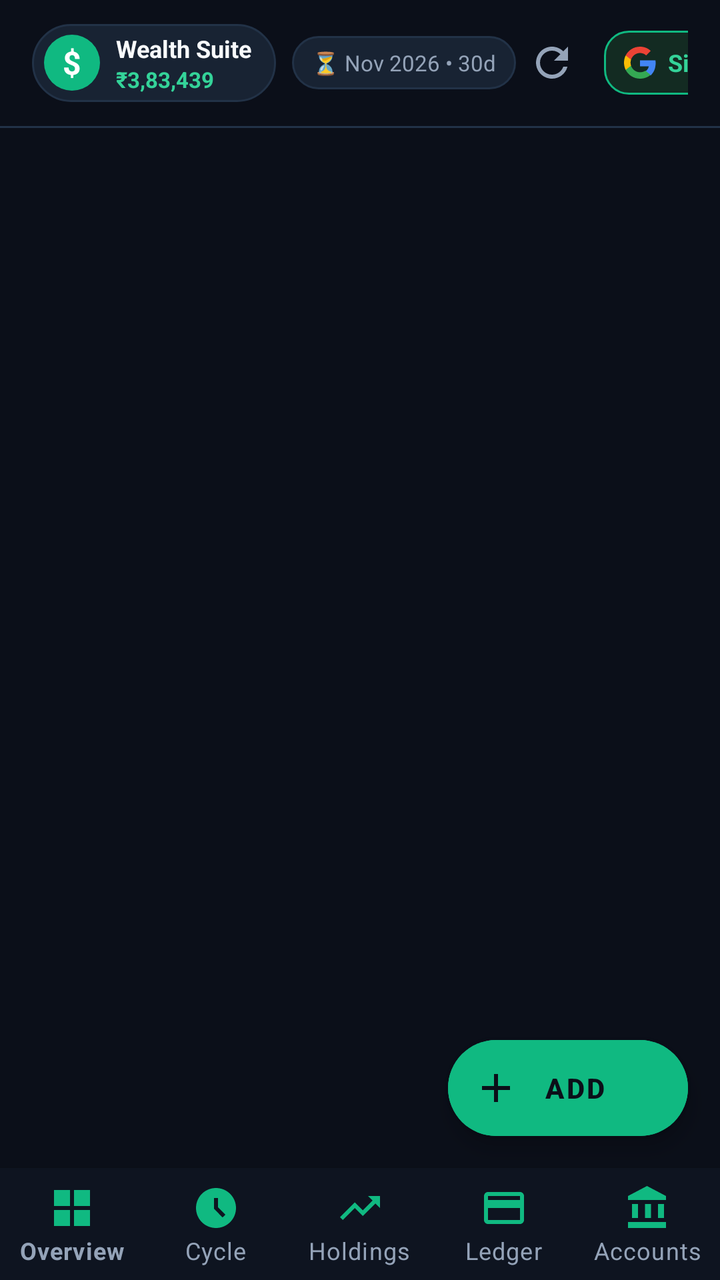
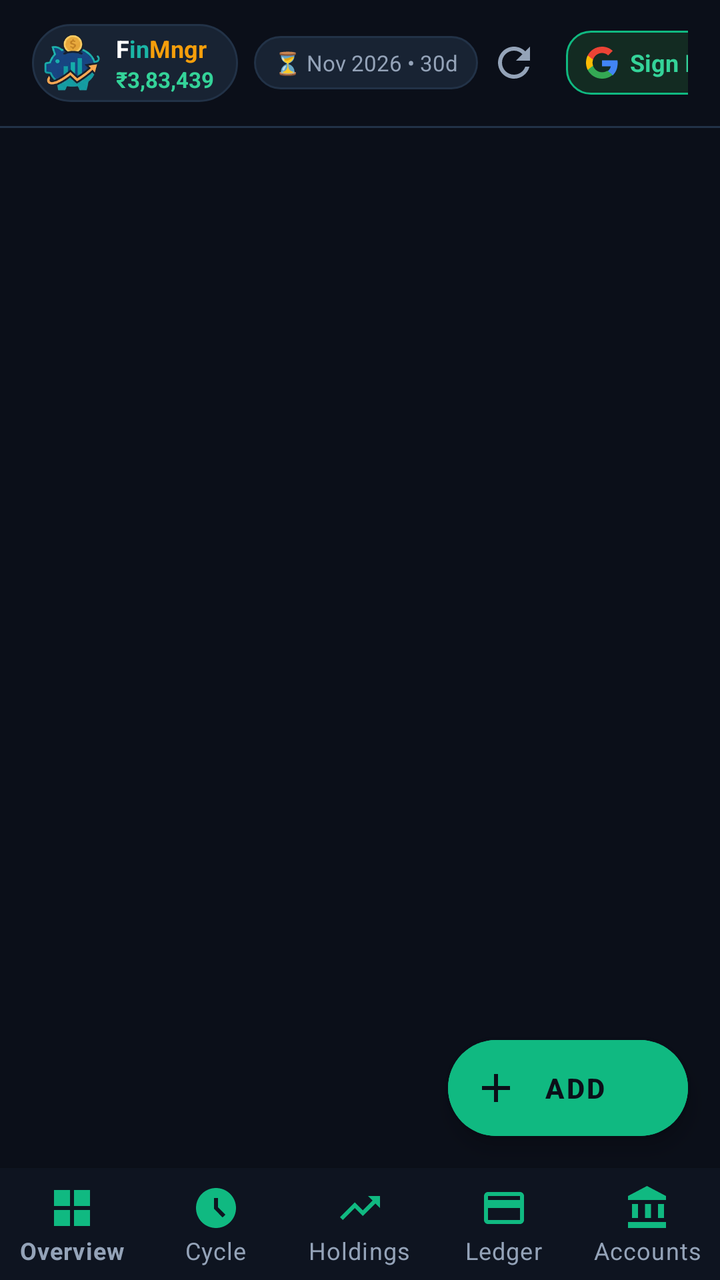

Two renders of the same Android screen: before a commit and after it. Below are the layout's source before the change and the commit's diff.
<!-- AndroidManifest.xml: activity theme AppTheme.NoActionBarLaunch -->
<!-- res/layout/activity_main.xml -->
<?xml version="1.0" encoding="utf-8"?>
<androidx.coordinatorlayout.widget.CoordinatorLayout
    xmlns:android="http://schemas.android.com/apk/res/android"
    xmlns:app="http://schemas.android.com/apk/res-auto"
    xmlns:tools="http://schemas.android.com/tools"
    android:layout_width="match_parent"
    android:layout_height="match_parent"
    android:background="@color/bg_dark">

    <LinearLayout
        android:layout_width="match_parent"
        android:layout_height="match_parent"
        android:orientation="vertical">

        
        <LinearLayout
            android:id="@+id/headerLayout"
            android:layout_width="match_parent"
            android:layout_height="wrap_content"
            android:orientation="horizontal"
            android:gravity="center_vertical"
            android:paddingStart="16dp"
            android:paddingEnd="16dp"
            android:paddingTop="12dp"
            android:paddingBottom="12dp"
            android:background="@color/bg_dark">

            
            <LinearLayout
                android:layout_width="wrap_content"
                android:layout_height="wrap_content"
                android:orientation="horizontal"
                android:gravity="center_vertical"
                android:background="@drawable/bg_pill_dark"
                android:paddingStart="6dp"
                android:paddingEnd="12dp"
                android:paddingTop="4dp"
                android:paddingBottom="4dp">

                <TextView
                    android:layout_width="28dp"
                    android:layout_height="28dp"
                    android:gravity="center"
                    android:text="$"
                    android:textColor="#FFFFFF"
                    android:textSize="16sp"
                    android:textStyle="bold"
                    android:background="@drawable/bg_pill_emerald" />

                <LinearLayout
                    android:layout_width="wrap_content"
                    android:layout_height="wrap_content"
                    android:orientation="vertical"
                    android:layout_marginStart="8dp">

                    <TextView
                        android:layout_width="wrap_content"
                        android:layout_height="wrap_content"
                        android:text="Wealth Suite"
                        android:textColor="@color/text_primary"
                        android:textSize="12sp"
                        android:textStyle="bold" />

                    <TextView
                        android:id="@+id/tvHeaderNetWorth"
                        android:layout_width="wrap_content"
                        android:layout_height="wrap_content"
                        android:text="₹3,83,439"
                        android:textColor="@color/green_mint"
                        android:textSize="11sp"
                        android:textStyle="bold" />
                </LinearLayout>
            </LinearLayout>

            
            <TextView
                android:id="@+id/tvHeaderCycle"
                android:layout_width="wrap_content"
                android:layout_height="wrap_content"
                android:layout_marginStart="8dp"
                android:background="@drawable/bg_pill_dark"
                android:paddingStart="10dp"
                android:paddingEnd="10dp"
                android:paddingTop="6dp"
                android:paddingBottom="6dp"
                android:text="⏳ Nov 2026 • 30d"
                android:textColor="@color/text_secondary"
                android:textSize="11sp" />

            <View
                android:layout_width="0dp"
                android:layout_height="1dp"
                android:layout_weight="1" />

            
            <ImageButton
                android:id="@+id/btnRefresh"
                android:layout_width="36dp"
                android:layout_height="36dp"
                android:background="?attr/selectableItemBackgroundBorderless"
                android:src="@drawable/ic_refresh"
                android:contentDescription="Refresh Google Sheet"
                android:padding="6dp" />

            
            <LinearLayout
                android:id="@+id/btnGoogleAuth"
                android:layout_width="wrap_content"
                android:layout_height="32dp"
                android:layout_marginStart="8dp"
                android:orientation="horizontal"
                android:gravity="center_vertical"
                android:background="@drawable/bg_chip_green"
                android:paddingStart="10dp"
                android:paddingEnd="10dp"
                android:clickable="true"
                android:focusable="true">

                <ImageView
                    android:id="@+id/ivGoogleIcon"
                    android:layout_width="16dp"
                    android:layout_height="16dp"
                    android:src="@drawable/ic_google" />

                <TextView
                    android:id="@+id/tvGoogleAuthText"
                    android:layout_width="wrap_content"
                    android:layout_height="wrap_content"
                    android:layout_marginStart="6dp"
                    android:text="Sign In"
                    android:textColor="@color/green_mint"
                    android:textSize="12sp"
                    android:textStyle="bold" />
            </LinearLayout>
        </LinearLayout>

        
        <View
            android:layout_width="match_parent"
            android:layout_height="1dp"
            android:background="@color/border_dark" />

        
        <FrameLayout
            android:id="@+id/fragmentContainer"
            android:layout_width="match_parent"
            android:layout_height="0dp"
            android:layout_weight="1" />

        
        <LinearLayout
            android:id="@+id/layoutUnauthorized"
            android:layout_width="match_parent"
            android:layout_height="0dp"
            android:layout_weight="1"
            android:orientation="vertical"
            android:gravity="center"
            android:padding="28dp"
            android:visibility="gone"
            android:background="@color/bg_dark">

            
            <FrameLayout
                android:layout_width="88dp"
                android:layout_height="88dp"
                android:background="@drawable/bg_pill_dark">

                <ImageView
                    android:id="@+id/ivUnauthorizedIcon"
                    android:layout_width="44dp"
                    android:layout_height="44dp"
                    android:layout_gravity="center"
                    android:src="@drawable/ic_lock"
                    app:tint="@color/red_rose" />
            </FrameLayout>

            <TextView
                android:id="@+id/tvUnauthorizedTitle"
                android:layout_width="wrap_content"
                android:layout_height="wrap_content"
                android:layout_marginTop="20dp"
                android:text="You are not authorized"
                android:textColor="@color/red_rose"
                android:textSize="22sp"
                android:textStyle="bold"
                android:gravity="center" />

            <TextView
                android:id="@+id/tvUnauthorizedReason"
                android:layout_width="match_parent"
                android:layout_height="wrap_content"
                android:layout_marginTop="12dp"
                android:text="Access is restricted to samiyasti@gmail.com.\nPlease sign in with the authorized Google account to view or edit your financial data."
                android:textColor="@color/text_secondary"
                android:textSize="14sp"
                android:lineSpacingExtra="4dp"
                android:gravity="center" />

            <com.google.android.material.button.MaterialButton
                android:id="@+id/btnUnauthorizedAction"
                android:layout_width="wrap_content"
                android:layout_height="52dp"
                android:layout_marginTop="28dp"
                android:paddingStart="24dp"
                android:paddingEnd="24dp"
                android:text="Sign in with samiyasti@gmail.com"
                android:textColor="#FFFFFF"
                android:textSize="14sp"
                android:textStyle="bold"
                app:backgroundTint="@color/colorPrimary"
                app:cornerRadius="26dp"
                app:icon="@drawable/ic_google"
                app:iconTint="@null"
                app:iconGravity="textStart" />
        </LinearLayout>

        
        <com.google.android.material.bottomnavigation.BottomNavigationView
            android:id="@+id/bottomNavigation"
            android:layout_width="match_parent"
            android:layout_height="wrap_content"
            android:background="@color/nav_bottom_bg"
            app:itemIconTint="@color/colorPrimary"
            app:itemTextColor="@color/text_secondary"
            app:itemRippleColor="#2010B981"
            app:labelVisibilityMode="labeled"
            app:menu="@menu/bottom_nav_menu" />

    </LinearLayout>

    
    <com.google.android.material.floatingactionbutton.ExtendedFloatingActionButton
        android:id="@+id/fabAdd"
        android:layout_width="wrap_content"
        android:layout_height="wrap_content"
        android:layout_gravity="bottom|end"
        android:layout_marginEnd="16dp"
        android:layout_marginBottom="72dp"
        android:backgroundTint="@color/green_emerald"
        android:text="Add"
        android:textColor="#0B0F19"
        android:textStyle="bold"
        app:icon="@drawable/ic_add"
        app:iconTint="#0B0F19" />

</androidx.coordinatorlayout.widget.CoordinatorLayout>
<!-- resources referenced by this layout -->
<resources>
  <color name="bg_dark">#0B0F19</color>
  <color name="border_dark">#223247</color>
  <color name="colorPrimary">#10B981</color>
  <color name="green_emerald">#10B981</color>
  <color name="green_mint">#34D399</color>
  <color name="nav_bottom_bg">#0E1420</color>
  <color name="red_rose">#F43F5E</color>
  <color name="text_primary">#F8FAFC</color>
  <color name="text_secondary">#94A3B8</color>
  <!-- drawable bg_chip_green (drawable) -->
  <?xml version="1.0" encoding="utf-8"?>
  <shape xmlns:android="http://schemas.android.com/apk/res/android"
      android:shape="rectangle">
      <solid android:color="@color/green_bg" />
      <corners android:radius="12dp" />
      <stroke
          android:width="1dp"
          android:color="@color/green_emerald" />
  </shape>
  <!-- drawable bg_pill_dark (drawable) -->
  <?xml version="1.0" encoding="utf-8"?>
  <shape xmlns:android="http://schemas.android.com/apk/res/android"
      android:shape="rectangle">
      <solid android:color="@color/bg_card_secondary" />
      <corners android:radius="20dp" />
      <stroke
          android:width="1dp"
          android:color="@color/border_dark" />
  </shape>
  <!-- drawable bg_pill_emerald (drawable) -->
  <?xml version="1.0" encoding="utf-8"?>
  <shape xmlns:android="http://schemas.android.com/apk/res/android"
      android:shape="rectangle">
      <solid android:color="@color/green_emerald" />
      <corners android:radius="24dp" />
  </shape>
  <!-- drawable ic_add (drawable) -->
  <vector xmlns:android="http://schemas.android.com/apk/res/android"
      android:width="24dp"
      android:height="24dp"
      android:viewportWidth="24"
      android:viewportHeight="24">
    <path
        android:fillColor="#0B0F19"
        android:pathData="M19,13h-6v6h-2v-6H5v-2h6V5h2v6h6v2z"/>
  </vector>
  <!-- drawable ic_lock (drawable) -->
  <vector xmlns:android="http://schemas.android.com/apk/res/android"
      android:width="24dp"
      android:height="24dp"
      android:viewportWidth="24"
      android:viewportHeight="24">
      <path
          android:fillColor="#FFFFFFFF"
          android:pathData="M18,8h-1V6c0,-2.76 -2.24,-5 -5,-5S7,3.24 7,6v2H6c-1.1,0 -2,0.9 -2,2v10c0,1.1 0.9,2 2,2h12c1.1,0 2,-0.9 2,-2V10c0,-1.1 -0.9,-2 -2,-2zM12,17c-1.1,0 -2,-0.9 -2,-2s0.9,-2 2,-2 2,0.9 2,2 -0.9,2 -2,2zm3.1,-9H8.9V6c0,-1.71 1.39,-3.1 3.1,-3.1 1.71,0 3.1,1.39 3.1,3.1v2z"/>
  </vector>
  <!-- drawable ic_refresh (drawable) -->
  <vector xmlns:android="http://schemas.android.com/apk/res/android"
      android:width="24dp"
      android:height="24dp"
      android:viewportWidth="24"
      android:viewportHeight="24">
    <path
        android:fillColor="#94A3B8"
        android:pathData="M17.65,6.35C16.2,4.9 14.21,4 12,4c-4.42,0 -7.99,3.58 -7.99,8s3.57,8 7.99,8c3.73,0 6.84,-2.55 7.73,-6h-2.08c-0.82,2.33 -3.04,4 -5.65,4 -3.31,0 -6,-2.69 -6,-6s2.69,-6 6,-6c1.66,0 3.14,0.69 4.22,1.78L13,11h7V4l-2.35,2.35z"/>
  </vector>
  <style name="AppTheme.NoActionBarLaunch" parent="AppTheme">
      </style>
  <color name="green_bg">#132B22</color>
  <color name="bg_card_secondary">#182333</color>
  <style name="AppTheme" parent="Theme.MaterialComponents.DayNight.NoActionBar">
          <item name="colorPrimary">@color/colorPrimary</item>
          <item name="colorPrimaryDark">@color/colorPrimaryDark</item>
          <item name="colorAccent">@color/colorAccent</item>
          <item name="android:windowBackground">@color/bg_dark</item>
          <item name="android:statusBarColor">@color/bg_dark</item>
          <item name="android:navigationBarColor">@color/nav_bottom_bg</item>
          <item name="android:textColorPrimary">@color/text_primary</item>
          <item name="android:textColorSecondary">@color/text_secondary</item>
      </style>
  <color name="colorPrimaryDark">#0B0F19</color>
  <color name="colorAccent">#10B981</color>
  <!-- unchanged entries left out for length: 1 -->
</resources>

<!-- the commit's change to res/layout/activity_main.xml (unified diff, before → after) -->
@@ -37,15 +37,11 @@
                 android:paddingTop="4dp"
                 android:paddingBottom="4dp">
 
-                <TextView
+                <ImageView
                     android:layout_width="28dp"
                     android:layout_height="28dp"
-                    android:gravity="center"
-                    android:text="$"
-                    android:textColor="#FFFFFF"
-                    android:textSize="16sp"
-                    android:textStyle="bold"
-                    android:background="@drawable/bg_pill_emerald" />
+                    android:src="@drawable/ic_finmngr_piggy"
+                    android:contentDescription="FinMngr Logo" />
 
                 <LinearLayout
                     android:layout_width="wrap_content"
@@ -53,13 +49,35 @@
                     android:orientation="vertical"
                     android:layout_marginStart="8dp">
 
-                    <TextView
+                    <LinearLayout
                         android:layout_width="wrap_content"
                         android:layout_height="wrap_content"
-                        android:text="Wealth Suite"
-                        android:textColor="@color/text_primary"
-                        android:textSize="12sp"
-                        android:textStyle="bold" />
+                        android:orientation="horizontal">
+
+                        <TextView
+                            android:layout_width="wrap_content"
+                            android:layout_height="wrap_content"
+                            android:text="F"
+                            android:textColor="#FFFFFF"
+                            android:textSize="12sp"
+                            android:textStyle="bold" />
+
+                        <TextView
+                            android:layout_width="wrap_content"
+                            android:layout_height="wrap_content"
+                            android:text="in"
+                            android:textColor="#1BB5A6"
+                            android:textSize="12sp"
+                            android:textStyle="bold" />
+
+                        <TextView
+                            android:layout_width="wrap_content"
+                            android:layout_height="wrap_content"
+                            android:text="Mngr"
+                            android:textColor="#F59E0B"
+                            android:textSize="12sp"
+                            android:textStyle="bold" />
+                    </LinearLayout>
 
                     <TextView
                         android:id="@+id/tvHeaderNetWorth"
@@ -158,6 +176,14 @@
             android:padding="28dp"
             android:visibility="gone"
             android:background="@color/bg_dark">
+
+            <ImageView
+                android:layout_width="150dp"
+                android:layout_height="48dp"
+                android:layout_marginBottom="24dp"
+                android:src="@drawable/logo_finmngr"
+                android:adjustViewBounds="true"
+                android:contentDescription="FinMngr Logo" />
 
             
             <FrameLayout
<!-- resource entries referenced after the edit -->
@@ -29,13 +29,6 @@
           android:width="1dp"
           android:color="@color/border_dark" />
   </shape>
-  <!-- drawable bg_pill_emerald (drawable) -->
-  <?xml version="1.0" encoding="utf-8"?>
-  <shape xmlns:android="http://schemas.android.com/apk/res/android"
-      android:shape="rectangle">
-      <solid android:color="@color/green_emerald" />
-      <corners android:radius="24dp" />
-  </shape>
   <!-- drawable ic_add (drawable) -->
   <vector xmlns:android="http://schemas.android.com/apk/res/android"
       android:width="24dp"
@@ -46,6 +39,7 @@
         android:fillColor="#0B0F19"
         android:pathData="M19,13h-6v6h-2v-6H5v-2h6V5h2v6h6v2z"/>
   </vector>
+  <!-- drawable ic_finmngr_piggy: png bitmap (drawable, 28544 bytes) -->
   <!-- drawable ic_lock (drawable) -->
   <vector xmlns:android="http://schemas.android.com/apk/res/android"
       android:width="24dp"
@@ -66,6 +60,7 @@
         android:fillColor="#94A3B8"
         android:pathData="M17.65,6.35C16.2,4.9 14.21,4 12,4c-4.42,0 -7.99,3.58 -7.99,8s3.57,8 7.99,8c3.73,0 6.84,-2.55 7.73,-6h-2.08c-0.82,2.33 -3.04,4 -5.65,4 -3.31,0 -6,-2.69 -6,-6s2.69,-6 6,-6c1.66,0 3.14,0.69 4.22,1.78L13,11h7V4l-2.35,2.35z"/>
   </vector>
+  <!-- drawable logo_finmngr: png bitmap (drawable, 85309 bytes) -->
   <style name="AppTheme.NoActionBarLaunch" parent="AppTheme">
       </style>
   <color name="green_bg">#132B22</color>
